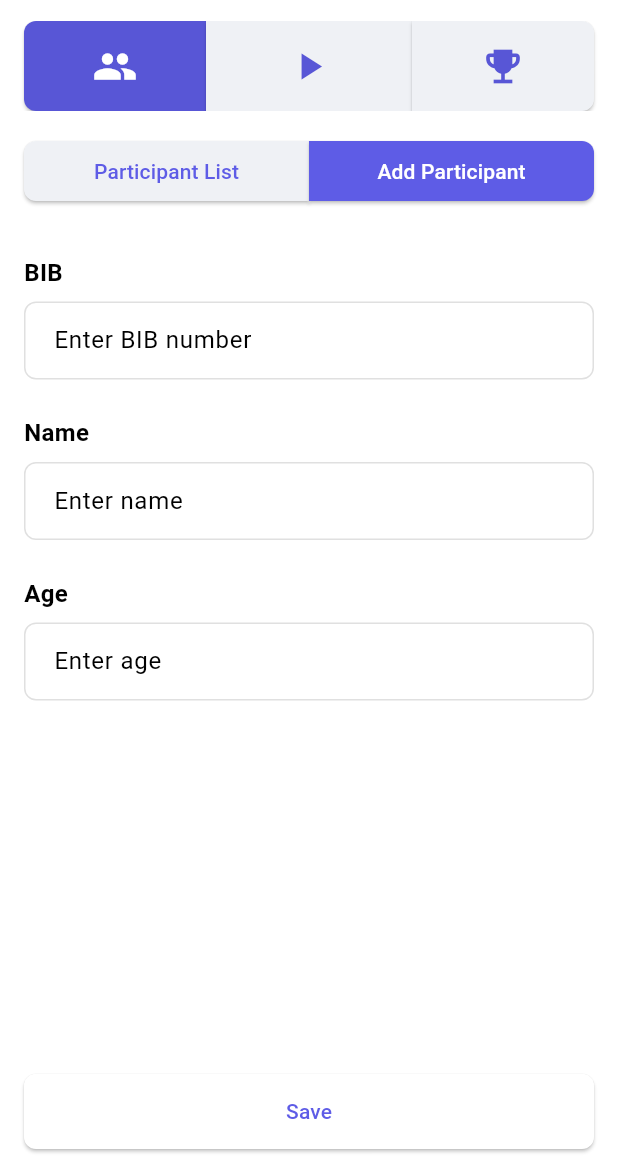
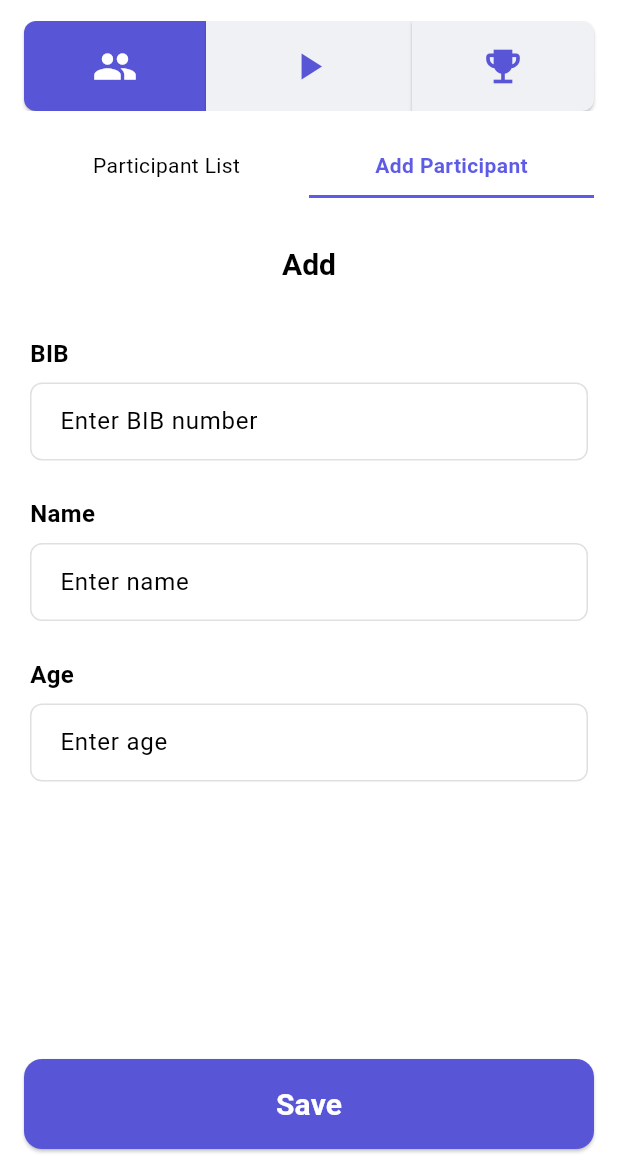
Before and after one commit to PUNLOUE/Flutter_Redo, a Flutter app: the screen it shows after launch, after a tap on "Add Participant", on a phone screen of 412 x 824 dp, the part 63-1236 px from its top. Run offline on Flutter 3.47's test engine with Material 3 defaults, Android fonts, the phone set to English and light mode, and no system bars.

Commit message:
Update Front-end Participant_mangement & Debug

```diff
--- a/lib/screens/add_participant_screen.dart
+++ b/lib/screens/add_participant_screen.dart
@@ -49,8 +49,19 @@ class _AddParticipantScreenState extends State<AddParticipantScreen> {
 
   @override
   Widget build(BuildContext context) {
-    return Padding(
-      padding: const EdgeInsets.all(16.0),
+    return Scaffold(
+      appBar: AppBar(
+        title: Text(
+          _isEditing ? 'Edit' : 'Add',
+          style: const TextStyle(fontSize: 20, fontWeight: FontWeight.bold),
+        ),
+        backgroundColor: Colors.white,
+        centerTitle: true,
+        elevation: 0,
+      ),
+      body: SingleChildScrollView(
+        child: Padding(
+          padding: const EdgeInsets.all(20.0),
           child: Column(
             crossAxisAlignment: CrossAxisAlignment.start,
             children: [
@@ -63,7 +74,6 @@ class _AddParticipantScreenState extends State<AddParticipantScreen> {
               ),
               const SizedBox(height: 8),
               _buildTextField(_bibController, 'Enter BIB number'),
-
               const SizedBox(height: 24),
               const Text(
           'Name',
@@ -74,7 +84,6 @@ class _AddParticipantScreenState extends State<AddParticipantScreen> {
               ),
               const SizedBox(height: 8),
               _buildTextField(_nameController, 'Enter name'),
-
               const SizedBox(height: 24),
               const Text(
           'Age',
@@ -84,23 +93,37 @@ class _AddParticipantScreenState extends State<AddParticipantScreen> {
           ),
               ),
               const SizedBox(height: 8),
-          _buildTextField(_ageController, 'Enter age', keyboardType: TextInputType.number),
-
-          const Spacer(),
-          SizedBox(
+              _buildTextField(_ageController, 'Enter age',
+            keyboardType: TextInputType.number),
+              const SizedBox(height: 250),
+            ],
+          ),
+        ),
+        ),
+      bottomNavigationBar: Padding(
+        padding: const EdgeInsets.all(16.0),
+        child: SizedBox(
           width: double.infinity,
-            height: 50,
+          height: 60, // Match the height of the Start button
           child: ElevatedButton(
             onPressed: _saveParticipant,
-              child: Text(_isEditing ? 'Update' : 'Save'),
             style: ElevatedButton.styleFrom(
+              backgroundColor: const Color.fromARGB(255, 88, 86, 214),
+              foregroundColor: Colors.white,
               shape: RoundedRectangleBorder(
-                  borderRadius: BorderRadius.circular(8),
+                borderRadius: BorderRadius.circular(12), // Match the rounded corners
+              ),
+              padding: const EdgeInsets.symmetric(vertical: 16), // For better alignment
+            ),
+            child: Text(
+              _isEditing ? 'Update' : 'Save',
+              style: const TextStyle(
+                fontSize: 20, // Match the font size
+                fontWeight: FontWeight.bold,
               ),
             ),
           ),
         ),
-        ],
       ),
     );
   }
@@ -158,7 +181,8 @@ class _AddParticipantScreenState extends State<AddParticipantScreen> {
       age: age,
     );
 
-    final participantProvider = Provider.of<ParticipantProvider>(context, listen: false);
+    final participantProvider =
+        Provider.of<ParticipantProvider>(context, listen: false);
 
     if (_isEditing && widget.participantIndex != null) {
       // Update existing participant
--- a/lib/screens/participant_list_screen.dart
+++ b/lib/screens/participant_list_screen.dart
@@ -1,7 +1,5 @@
-// lib/screens/participant_list_screen.dart
-import 'package:flutter/material.dart';
+ import 'package:flutter/material.dart';
 import 'package:provider/provider.dart';
-
 import '../models/item_model.dart';
 import '../providers/item_provider.dart';
 import 'add_participant_screen.dart';
@@ -14,66 +12,15 @@ class ParticipantListScreen extends StatelessWidget {
     return Consumer<ParticipantProvider>(
       builder: (context, participantProvider, child) {
         final participants = participantProvider.participants;
-
         return Column(
           children: [
-            // Header
             Container(
-              decoration: const BoxDecoration(
-                border: Border(
-                  bottom: BorderSide(color: Colors.grey, width: 0.5),
-                ),
-              ),
-              child: const Padding(
-                padding: EdgeInsets.symmetric(horizontal: 8.0),
-                child: Row(
-                  children: [
-                    Expanded(
-                      flex: 1,
-                      child: Padding(
-                        padding: EdgeInsets.all(8.0),
-                        child: Text(
-                          'BIB',
-                          style: TextStyle(
-                            fontWeight: FontWeight.bold,
-                            color: Color(0xFF5E5CE6),
-                          ),
-                        ),
-                      ),
-                    ),
-                    Expanded(
-                      flex: 2,
-                      child: Padding(
-                        padding: EdgeInsets.all(8.0),
-                        child: Text(
-                          'Name',
-                          style: TextStyle(
-                            fontWeight: FontWeight.bold,
-                            color: Color(0xFF5E5CE6),
-                          ),
-                        ),
-                      ),
-                    ),
-                    Expanded(
-                      flex: 1,
-                      child: Padding(
-                        padding: EdgeInsets.all(8.0),
-                        child: Text(
-                          'Age',
-                          style: TextStyle(
-                            fontWeight: FontWeight.bold,
-                            color: Color(0xFF5E5CE6),
-                          ),
-                        ),
-                      ),
-                    ),
-                    SizedBox(width: 80), // Space for action buttons
-                  ],
-                ),
+              padding: const EdgeInsets.all(16.0),
+              child: const Text(
+                'Participants',
+                style: TextStyle(fontSize: 20, fontWeight: FontWeight.bold),
               ),
             ),
-
-            // List of participants
             Expanded(
               child: participants.isEmpty
                   ? const Center(child: Text('No participants yet'))
@@ -82,46 +29,41 @@ class ParticipantListScreen extends StatelessWidget {
                       itemBuilder: (context, index) {
                         final participant = participants[index];
                         return Container(
+                          margin: const EdgeInsets.symmetric(
+                              vertical: 4.0, horizontal: 16.0),
+                          padding: const EdgeInsets.all(8.0),
                           decoration: BoxDecoration(
-                            border: Border(
-                              bottom: BorderSide(color: Colors.grey.shade300, width: 0.5),
-                            ),
+                            border: Border.all(color: Colors.grey),
+                            borderRadius: BorderRadius.circular(8.0),
                           ),
                           child: Row(
+                            mainAxisAlignment: MainAxisAlignment.spaceBetween,
                             children: [
-                              Expanded(
-                                flex: 1,
-                                child: Padding(
-                                  padding: const EdgeInsets.all(8.0),
-                                  child: Text(participant.bib),
-                                ),
-                              ),
-                              Expanded(
-                                flex: 2,
-                                child: Padding(
-                                  padding: const EdgeInsets.all(8.0),
-                                  child: Text(participant.name),
-                                ),
-                              ),
-                              Expanded(
-                                flex: 1,
-                                child: Padding(
-                                  padding: const EdgeInsets.all(8.0),
-                                  child: Text(participant.age.toString()),
+                              Flexible(
+                                flex: 3,
+                                child: Text(
+                                  '${participant.bib} - ${participant.name}, ${participant.age}',
+                                  style: const TextStyle(fontSize: 16),
+                                  overflow: TextOverflow.ellipsis,
+                                  maxLines: 1,
                                 ),
                               ),
                               SizedBox(
-                                width: 80,
+                                width: 100,
                                 child: Row(
+                                  mainAxisSize: MainAxisSize.min,
                                   children: [
                                     IconButton(
-                                      icon: const Icon(Icons.edit, color: Colors.blue, size: 20),
+                                      icon: const Icon(Icons.edit,
+                                          color: Colors.blue, size: 20),
                                       onPressed: () {
-                                        _editParticipant(context, index, participant);
+                                        _editParticipant(
+                                            context, index, participant);
                                       },
                                     ),
                                     IconButton(
-                                      icon: const Icon(Icons.delete, color: Colors.red, size: 20),
+                                      icon: const Icon(Icons.delete,
+                                          color: Colors.red, size: 20),
                                       onPressed: () {
                                         _deleteParticipant(context, index);
                                       },
@@ -141,7 +83,8 @@ class ParticipantListScreen extends StatelessWidget {
     );
   }
 
-  void _editParticipant(BuildContext context, int index, Participant participant) {
+  void _editParticipant(
+      BuildContext context, int index, Participant participant) {
     Navigator.push(
       context,
       MaterialPageRoute(
@@ -149,8 +92,7 @@ class ParticipantListScreen extends StatelessWidget {
           participant: participant,
           participantIndex: index,
           onSubmit: () {
-            // Return to the list screen
-            Navigator.pop(context);
+            Navigator.pop(context); // Return to the list after editing
           },
         ),
       ),
@@ -158,7 +100,6 @@ class ParticipantListScreen extends StatelessWidget {
   }
 
   void _deleteParticipant(BuildContext context, int index) {
-    // Show confirmation dialog
     showDialog(
       context: context,
       builder: (ctx) => AlertDialog(
--- a/lib/screens/participant_management_screen.dart
+++ b/lib/screens/participant_management_screen.dart
@@ -1,4 +1,4 @@
-import 'package:flutter/material.dart';
+ import 'package:flutter/material.dart';
 import '../widgets/race_navigation_bar.dart';
 import 'participant_list_screen.dart';
 import 'add_participant_screen.dart';
@@ -52,54 +52,75 @@ class _ParticipantManagementScreenState extends State<ParticipantManagementScree
                         Padding(
                           padding: const EdgeInsets.symmetric(horizontal: 16.0, vertical: 16.0),
                           child: Row(
-                            mainAxisAlignment: MainAxisAlignment.center,
                             children: [
                               Expanded(
-                                child: ElevatedButton(
-                                  onPressed: () {
+                                child: GestureDetector(
+                                  onTap: () {
                                     setState(() {
                                       _selectedSegmentIndex = 0;
                                     });
                                   },
-                                  style: ElevatedButton.styleFrom(
-                                    backgroundColor: _selectedSegmentIndex == 0
-                                        ? const Color(0xFF5E5CE6)
-                                        : const Color(0xFFEFF1F5),
-                                    foregroundColor: _selectedSegmentIndex == 0
-                                        ? Colors.white
-                                        : const Color(0xFF5E5CE6),
-                                    shape: const RoundedRectangleBorder(
-                                      borderRadius: BorderRadius.only(
-                                        topLeft: Radius.circular(8),
-                                        bottomLeft: Radius.circular(8),
+                                  child: Container(
+                                    padding: const EdgeInsets.symmetric(vertical: 10),
+                                    decoration: BoxDecoration(
+                                      border: Border(
+                                        bottom: BorderSide(
+                                          color: _selectedSegmentIndex == 0
+                                              ? const Color(0xFF5E5CE6)
+                                              : Colors.transparent,
+                                          width: 2.0,
+                                        ),
+                                      ),
+                                    ),
+                                    child: Center(
+                                      child: Text(
+                                        'Participant List',
+                                        style: TextStyle(
+                                          color: _selectedSegmentIndex == 0
+                                              ? const Color(0xFF5E5CE6)
+                                              : Colors.black,
+                                          fontWeight: _selectedSegmentIndex == 0
+                                              ? FontWeight.bold
+                                              : FontWeight.normal,
+                                        ),
                                       ),
                                     ),
                                   ),
-                                  child: const Text('Participant List'),
                                 ),
                               ),
                               Expanded(
-                                child: ElevatedButton(
-                                  onPressed: () {
+                                child: GestureDetector(
+                                  onTap: () {
                                     setState(() {
                                       _selectedSegmentIndex = 1;
                                     });
                                   },
-                                  style: ElevatedButton.styleFrom(
-                                    backgroundColor: _selectedSegmentIndex == 1
-                                        ? const Color(0xFF5E5CE6)
-                                        : const Color(0xFFEFF1F5),
-                                    foregroundColor: _selectedSegmentIndex == 1
-                                        ? Colors.white
-                                        : const Color(0xFF5E5CE6),
-                                    shape: const RoundedRectangleBorder(
-                                      borderRadius: BorderRadius.only(
-                                        topRight: Radius.circular(8),
-                                        bottomRight: Radius.circular(8),
+                                  child: Container(
+                                    padding: const EdgeInsets.symmetric(vertical: 10),
+                                    decoration: BoxDecoration(
+                                      border: Border(
+                                        bottom: BorderSide(
+                                          color: _selectedSegmentIndex == 1
+                                              ? const Color(0xFF5E5CE6)
+                                              : Colors.transparent,
+                                          width: 2.0,
+                                        ),
+                                      ),
+                                    ),
+                                    child: Center(
+                                      child: Text(
+                                        'Add Participant',
+                                        style: TextStyle(
+                                          color: _selectedSegmentIndex == 1
+                                              ? const Color(0xFF5E5CE6)
+                                              : Colors.black,
+                                          fontWeight: _selectedSegmentIndex == 1
+                                              ? FontWeight.bold
+                                              : FontWeight.normal,
+                                        ),
                                       ),
                                     ),
                                   ),
-                                  child: const Text('Add Participant'),
                                 ),
                               ),
                             ],
@@ -108,9 +129,7 @@ class _ParticipantManagementScreenState extends State<ParticipantManagementScree
                         Expanded(
                           child: _selectedSegmentIndex == 0
                               ? const ParticipantListScreen()
-                              : AddParticipantScreen(
-                                  onSubmit: _onParticipantAdded,
-                                ),
+                              : AddParticipantScreen(onSubmit: _onParticipantAdded),
                         ),
                       ],
                     )
```
Lines whose indentation alone changed are shown as unchanged.
